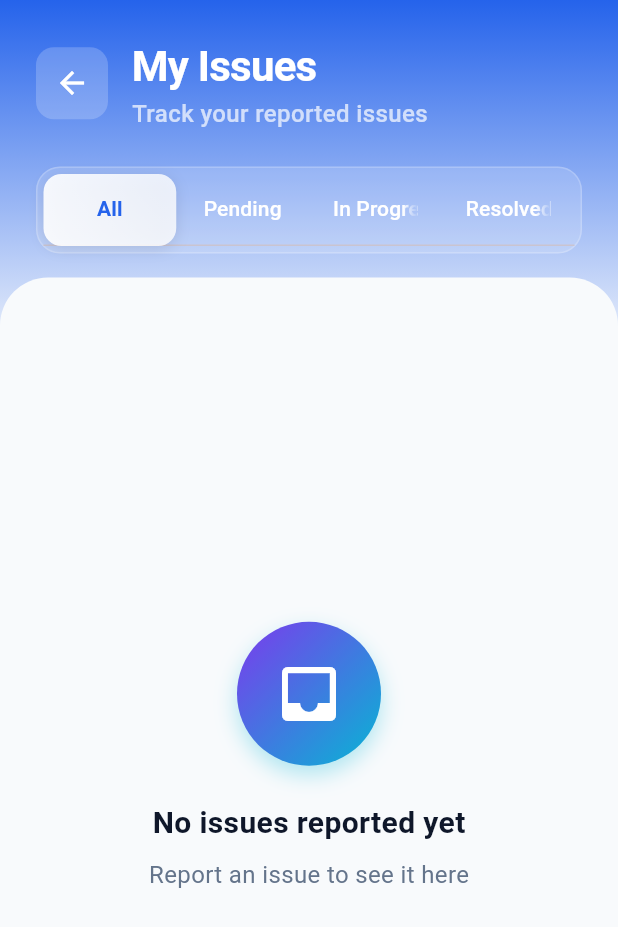
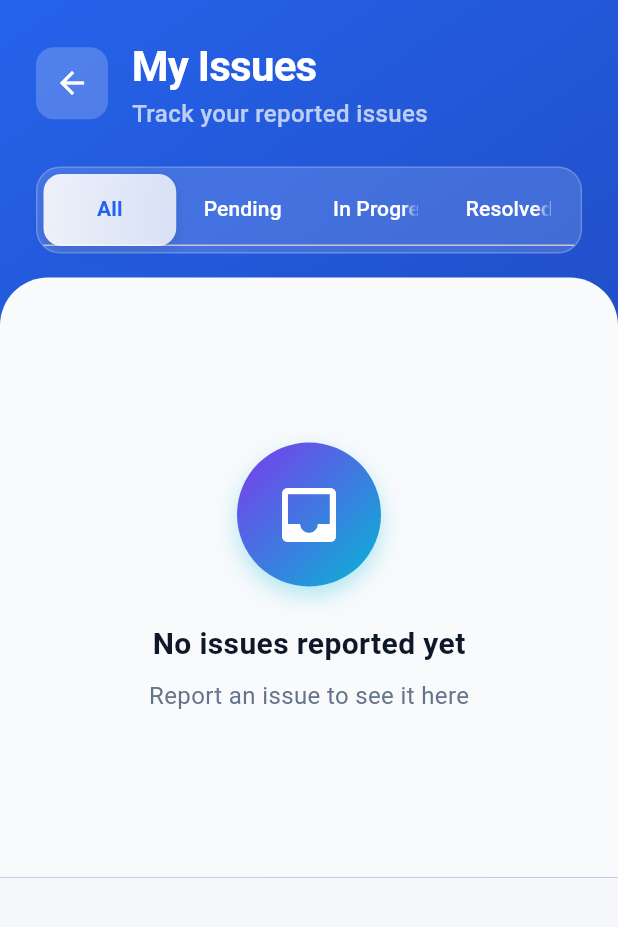
Before and after one commit to Senadheera-eng/civic_link, a Flutter app: the screen it shows once a user with an empty profile is signed in, after a tap on "Track Issues", on a phone screen of 412 x 824 dp. Shown: the top 927 px of the screen. Run offline on Flutter 3.47's test engine with Material 3 defaults, Android fonts, the phone set to English and light mode, and no system bars; our stand-ins replace cached_network_image, cloud_firestore, firebase_auth, firebase_core, firebase_storage, geolocator and 3 more; accounts and stored records are empty.

Commit message:
little bit changes in UI scroling

```diff
--- a/lib/screens/login_screen.dart
+++ b/lib/screens/login_screen.dart
@@ -109,6 +109,11 @@ class _LoginScreenState extends State<LoginScreen>
           ),
           backgroundColor: ModernTheme.error,
           duration: const Duration(seconds: 5),
+          behavior: SnackBarBehavior.floating,
+          shape: RoundedRectangleBorder(
+            borderRadius: BorderRadius.circular(12),
+          ),
+          margin: const EdgeInsets.all(16),
         ),
       );
     } finally {
@@ -125,8 +130,19 @@ class _LoginScreenState extends State<LoginScreen>
     } catch (e) {
       ScaffoldMessenger.of(context).showSnackBar(
         SnackBar(
-          content: Text(e.toString()),
+          content: Row(
+            children: [
+              const Icon(Icons.error_outline, color: Colors.white),
+              const SizedBox(width: 8),
+              Expanded(child: Text(e.toString())),
+            ],
+          ),
           backgroundColor: ModernTheme.error,
+          behavior: SnackBarBehavior.floating,
+          shape: RoundedRectangleBorder(
+            borderRadius: BorderRadius.circular(12),
+          ),
+          margin: const EdgeInsets.all(16),
         ),
       );
     } finally {
@@ -150,31 +166,20 @@ class _LoginScreenState extends State<LoginScreen>
             opacity: _fadeAnimation,
             child: SlideTransition(
               position: _slideAnimation,
+              child: SingleChildScrollView(
+                physics: const BouncingScrollPhysics(),
+                padding: const EdgeInsets.all(24),
                 child: Column(
                   children: [
-                  // Fixed Logo Section - No scroll
-                  Padding(
-                    padding: const EdgeInsets.fromLTRB(24, 40, 24, 20),
-                    child: _buildLogo(),
-                  ),
-
-                  // Scrollable Form Section
-                  Expanded(
-                    child: SingleChildScrollView(
-                      physics: const ClampingScrollPhysics(), // No bouncing
-                      padding: const EdgeInsets.symmetric(horizontal: 24),
-                      child: Column(
-                        children: [
-                          const SizedBox(height: 20),
+                    const SizedBox(height: 40),
+                    _buildLogo(),
+                    const SizedBox(height: 40),
                     _buildLoginForm(),
                     const SizedBox(height: 32),
                     _buildRegisterLink(),
-                          const SizedBox(height: 40), // Bottom padding
+                    const SizedBox(height: 40),
                   ],
                 ),
-                    ),
-                  ),
-                ],
               ),
             ),
           ),
@@ -189,7 +194,7 @@ class _LoginScreenState extends State<LoginScreen>
         Hero(
           tag: 'app_logo',
           child: Container(
-            width: 100, // Slightly smaller for better fit
+            width: 100,
             height: 100,
             decoration: BoxDecoration(
               color: Colors.white,
@@ -213,7 +218,7 @@ class _LoginScreenState extends State<LoginScreen>
         const Text(
           'CivicLink',
           style: TextStyle(
-            fontSize: 36, // Slightly smaller
+            fontSize: 36,
             fontWeight: FontWeight.bold,
             color: Colors.white,
             letterSpacing: -1,
@@ -252,7 +257,7 @@ class _LoginScreenState extends State<LoginScreen>
             const Text(
               'Welcome Back!',
               style: TextStyle(
-                fontSize: 26, // Slightly smaller
+                fontSize: 26,
                 fontWeight: FontWeight.bold,
                 color: ModernTheme.textPrimary,
                 letterSpacing: -0.5,
--- a/lib/screens/my_issue_sreen.dart
+++ b/lib/screens/my_issue_sreen.dart
@@ -51,23 +51,20 @@ class _MyIssuesScreenState extends State<MyIssuesScreen>
   Widget build(BuildContext context) {
     return Scaffold(
       body: Container(
-        decoration: const BoxDecoration(
-          gradient: LinearGradient(
-            begin: Alignment.topCenter,
-            end: Alignment.bottomCenter,
-            colors: [ModernTheme.primaryBlue, ModernTheme.background],
-            stops: [0.0, 0.3],
-          ),
-        ),
+        decoration: const BoxDecoration(gradient: ModernTheme.primaryGradient),
         child: SafeArea(
           child: FadeTransition(
             opacity: _fadeAnimation,
+            child: SingleChildScrollView(
+              physics: const BouncingScrollPhysics(),
               child: Column(
                 children: [
+                  // Scrollable Header
                   _buildModernHeader(),
                   _buildModernTabBar(),
-                Expanded(
-                  child: Container(
+
+                  // Main Content Container
+                  Container(
                     margin: const EdgeInsets.only(top: 16),
                     decoration: const BoxDecoration(
                       color: ModernTheme.background,
@@ -81,16 +78,20 @@ class _MyIssuesScreenState extends State<MyIssuesScreen>
                       builder: (context, snapshot) {
                         if (snapshot.connectionState ==
                             ConnectionState.waiting) {
-                          return _buildLoadingState();
+                          return Container(
+                            height: 400,
+                            child: _buildLoadingState(),
+                          );
                         }
 
                         if (snapshot.hasError) {
-                          return _buildErrorState();
+                          return Container(
+                            height: 400,
+                            child: _buildErrorState(),
+                          );
                         }
 
                         final issues = snapshot.data ?? [];
-
-                        // Filter issues based on selected tab
                         final filteredIssues =
                             _selectedFilter == 'all'
                                 ? issues
@@ -102,28 +103,31 @@ class _MyIssuesScreenState extends State<MyIssuesScreen>
                                     .toList();
 
                         if (filteredIssues.isEmpty) {
-                          return _buildEmptyState();
+                          return Container(
+                            height: 400,
+                            child: _buildEmptyState(),
+                          );
                         }
 
-                        return RefreshIndicator(
-                          onRefresh: () async {
-                            setState(() {});
-                          },
-                          child: ListView.builder(
+                        return Padding(
                           padding: const EdgeInsets.all(24),
-                            physics: const BouncingScrollPhysics(),
-                            itemCount: filteredIssues.length,
-                            itemBuilder: (context, index) {
-                              final issue = filteredIssues[index];
-                              return _buildModernIssueCard(issue, index);
-                            },
+                          child: Column(
+                            children: [
+                              ...filteredIssues.asMap().entries.map(
+                                (entry) => _buildModernIssueCard(
+                                  entry.value,
+                                  entry.key,
+                                ),
+                              ),
+                              const SizedBox(height: 40), // Bottom padding
+                            ],
                           ),
                         );
                       },
                     ),
                   ),
+                ],
               ),
-              ],
             ),
           ),
         ),
```
Also changed, not shown: lib/screens/issue_map_screen.dart (+25 -25 lines), lib/screens/register_screen.dart (+6 -17 lines). Lines whose indentation alone changed are shown as unchanged.
